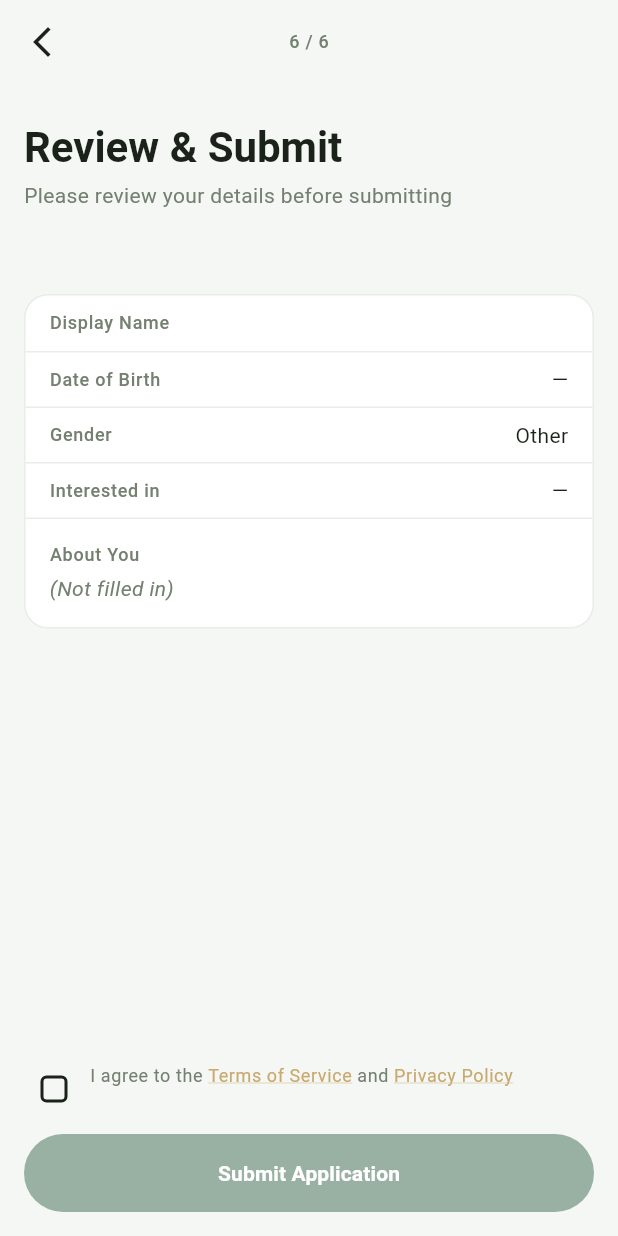
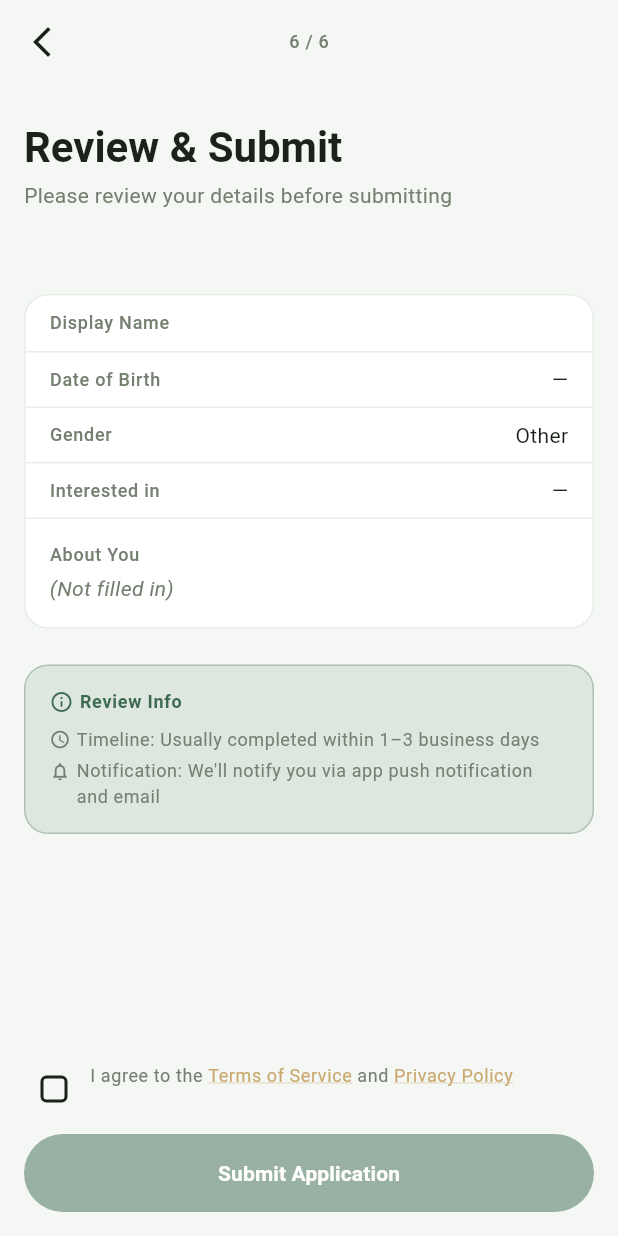
Before and after one commit to theprdating/luko-admin, a Flutter app: the ApplyConfirmPage screen opened by its route, on a phone screen of 412 x 824 dp. Run offline on Flutter 3.47's test engine with Material 3 defaults, Android fonts, the phone set to English and light mode, and no system bars; our stand-ins replace firebase_core, firebase_messaging, flutter_image_compress, flutter_riverpod, go_router, google_fonts and 6 more; missing offline and left inert: mixpanel_flutter, wechat_assets_picker; accounts and stored records are empty; network calls fail.

Commit message:
feat: apply flow UX — persistent photo picker, keyboard dismissal, review info card, notification prompt
- apply_photos_page: replace ephemeral AssetPicker with persistent delegate/provider so keepScrollOffset works across openings; explicit permission check resets delegate on denial
- apply_info_page: use FocusManager.instance.primaryFocus?.unfocus() for keyboard dismissal on date/selection taps
- apply_confirm_page: add _ReviewInfoCard (timeline + notification channel) before submit; request FCM permission post-submit
- l10n: add applyConfirmReview* keys; update review timeline copy from 48h → 1–3 business days; add email channel to all notification strings

Co-Authored-By: Claude Sonnet 4.6 <noreply@anthropic.com>

```diff
--- a/app/lib/features/auth/presentation/pages/apply/apply_confirm_page.dart
+++ b/app/lib/features/auth/presentation/pages/apply/apply_confirm_page.dart
@@ -1,5 +1,6 @@
 import 'dart:io';
 
+import 'package:firebase_messaging/firebase_messaging.dart';
 import 'package:flutter/gestures.dart';
 import 'package:flutter/material.dart';
 import 'package:flutter_riverpod/flutter_riverpod.dart';
@@ -91,6 +92,18 @@ class _ApplyConfirmPageState extends ConsumerState<ApplyConfirmPage> {
         onConflict: 'user_id',
       );
 
+      // 申請送出成功後，請求推播通知權限
+      // 此時機最佳：用戶剛完成重要行動，接受通知許可的意願最高
+      try {
+        await FirebaseMessaging.instance.requestPermission(
+          alert: true,
+          badge: true,
+          sound: true,
+        );
+      } catch (_) {
+        // 通知權限請求失敗不影響申請流程，靜默忽略
+      }
+
       // 清空暫存的申請資料
       ref.read(applyFormProvider.notifier).reset();
 
@@ -177,6 +190,10 @@ class _ApplyConfirmPageState extends ConsumerState<ApplyConfirmPage> {
 
                 // ── 基本資料卡片 ──────────────────────────────────────────
                 _InfoCard(form: form, colors: colors),
+                const SizedBox(height: AppSpacing.lg),
+
+                // ── 審核說明卡片 ──────────────────────────────────────────
+                _ReviewInfoCard(colors: colors, l10n: l10n),
                 const SizedBox(height: AppSpacing.xxxl),
               ],
             ),
@@ -522,6 +539,109 @@ class _TermsRowState extends State<_TermsRow> {
   }
 }
 
+// ── 審核說明卡片 ──────────────────────────────────────────────────────────────
+//
+// 顯示預計審核時間和通知管道，讓用戶送出前有明確預期
+
+class _ReviewInfoCard extends StatelessWidget {
+  const _ReviewInfoCard({required this.colors, required this.l10n});
+
+  final AppColors colors;
+  final AppLocalizations l10n;
+
+  @override
+  Widget build(BuildContext context) {
+    final textTheme = Theme.of(context).textTheme;
+
+    return Container(
+      padding: const EdgeInsets.all(AppSpacing.md),
+      decoration: BoxDecoration(
+        color: colors.forestGreenSubtle,
+        borderRadius: BorderRadius.circular(AppRadius.card),
+        border: Border.all(
+          color: colors.forestGreen.withValues(alpha: 0.3),
+        ),
+      ),
+      child: Column(
+        crossAxisAlignment: CrossAxisAlignment.start,
+        children: [
+          // ── 標題列 ─────────────────────────────────────────────
+          Row(
+            children: [
+              Icon(
+                Icons.info_outline_rounded,
+                size: 16,
+                color: colors.forestGreen,
+              ),
+              const SizedBox(width: AppSpacing.xs),
+              Text(
+                l10n.applyConfirmReviewInfoTitle,
+                style: textTheme.labelMedium?.copyWith(
+                  color: colors.forestGreen,
+                  fontWeight: FontWeight.w600,
+                ),
+              ),
+            ],
+          ),
+          const SizedBox(height: AppSpacing.sm),
+
+          // ── 審核時間 ──────────────────────────────────────────
+          _ReviewInfoRow(
+            icon: Icons.schedule_rounded,
+            text: l10n.applyConfirmReviewDays,
+            colors: colors,
+          ),
+          const SizedBox(height: AppSpacing.xs),
+
+          // ── 通知方式 ──────────────────────────────────────────
+          _ReviewInfoRow(
+            icon: Icons.notifications_outlined,
+            text: l10n.applyConfirmReviewNotify,
+            colors: colors,
+          ),
+        ],
+      ),
+    );
+  }
+}
+
+class _ReviewInfoRow extends StatelessWidget {
+  const _ReviewInfoRow({
+    required this.icon,
+    required this.text,
+    required this.colors,
+  });
+
+  final IconData icon;
+  final String text;
+  final AppColors colors;
+
+  @override
+  Widget build(BuildContext context) {
+    final textTheme = Theme.of(context).textTheme;
+
+    return Row(
+      crossAxisAlignment: CrossAxisAlignment.start,
+      children: [
+        Padding(
+          padding: const EdgeInsets.only(top: 2),
+          child: Icon(icon, size: 14, color: colors.secondaryText),
+        ),
+        const SizedBox(width: AppSpacing.xs),
+        Expanded(
+          child: Text(
+            text,
+            style: textTheme.bodySmall?.copyWith(
+              color: colors.secondaryText,
+              height: 1.4,
+            ),
+          ),
+        ),
+      ],
+    );
+  }
+}
+
 // ── 工具函式 ──────────────────────────────────────────────────────────────────
 
 int _calcAge(DateTime birth) {
--- a/app/lib/l10n/app_en.arb
+++ b/app/lib/l10n/app_en.arb
@@ -343,13 +343,22 @@
   "applySubmitButton": "Submit Application",
   "@applySubmitButton": { "description": "Submit application button" },
 
+  "applyConfirmReviewInfoTitle": "Review Info",
+  "@applyConfirmReviewInfoTitle": { "description": "Confirm page review info card title" },
+
+  "applyConfirmReviewDays": "Timeline: Usually completed within 1–3 business days",
+  "@applyConfirmReviewDays": { "description": "Confirm page review timeline description" },
+
+  "applyConfirmReviewNotify": "Notification: We'll notify you via app push notification and email",
+  "@applyConfirmReviewNotify": { "description": "Confirm page review notification description" },
+
   "applyTermsAgree": "I agree to the Terms of Service and Privacy Policy",
   "@applyTermsAgree": { "description": "Terms agreement text" },
 
   "reviewPendingTitle": "Application Submitted",
   "@reviewPendingTitle": { "description": "Review pending screen title" },
 
-  "reviewPendingBody": "Our team will review your profile within 48 hours. We'll notify you via push notification.",
+  "reviewPendingBody": "Our team will complete the review within 1–3 business days. You'll be notified via app push notification and email.",
   "@reviewPendingBody": { "description": "Review pending screen body text" },
 
   "reviewPendingStep1Label": "Submitted",
@@ -361,13 +370,13 @@
   "reviewPendingStep2Label": "Under Review",
   "@reviewPendingStep2Label": { "description": "Pending timeline step 2 label" },
 
-  "reviewPendingStep2Sub": "Usually completed within 24–48 hours",
+  "reviewPendingStep2Sub": "Usually completed within 1–3 business days",
   "@reviewPendingStep2Sub": { "description": "Pending timeline step 2 sublabel" },
 
   "reviewPendingStep3Label": "Notification",
   "@reviewPendingStep3Label": { "description": "Pending timeline step 3 label" },
 
-  "reviewPendingStep3Sub": "We'll notify you via push notification",
+  "reviewPendingStep3Sub": "Result sent via app push notification and email",
   "@reviewPendingStep3Sub": { "description": "Pending timeline step 3 sublabel" },
 
   "reviewRejectedTitle": "Not Quite Yet",
--- a/app/lib/l10n/app_localizations.dart
+++ b/app/lib/l10n/app_localizations.dart
@@ -740,6 +740,24 @@ abstract class AppLocalizations {
   /// **'Submit Application'**
   String get applySubmitButton;
 
+  /// Confirm page review info card title
+  ///
+  /// In en, this message translates to:
+  /// **'Review Info'**
+  String get applyConfirmReviewInfoTitle;
+
+  /// Confirm page review timeline description
+  ///
+  /// In en, this message translates to:
+  /// **'Timeline: Usually completed within 1–3 business days'**
+  String get applyConfirmReviewDays;
+
+  /// Confirm page review notification description
+  ///
+  /// In en, this message translates to:
+  /// **'Notification: We\'ll notify you via app push notification and email'**
+  String get applyConfirmReviewNotify;
+
   /// Terms agreement text
   ///
   /// In en, this message translates to:
@@ -755,7 +773,7 @@ abstract class AppLocalizations {
   /// Review pending screen body text
   ///
   /// In en, this message translates to:
-  /// **'Our team will review your profile within 48 hours. We\'ll notify you via push notification.'**
+  /// **'Our team will complete the review within 1–3 business days. You\'ll be notified via app push notification and email.'**
   String get reviewPendingBody;
 
   /// Pending timeline step 1 label
@@ -779,7 +797,7 @@ abstract class AppLocalizations {
   /// Pending timeline step 2 sublabel
   ///
   /// In en, this message translates to:
-  /// **'Usually completed within 24–48 hours'**
+  /// **'Usually completed within 1–3 business days'**
   String get reviewPendingStep2Sub;
 
   /// Pending timeline step 3 label
@@ -791,7 +809,7 @@ abstract class AppLocalizations {
   /// Pending timeline step 3 sublabel
   ///
   /// In en, this message translates to:
-  /// **'We\'ll notify you via push notification'**
+  /// **'Result sent via app push notification and email'**
   String get reviewPendingStep3Sub;
 
   /// Review rejected screen title (fallback)
--- a/app/lib/l10n/app_localizations_en.dart
+++ b/app/lib/l10n/app_localizations_en.dart
@@ -356,6 +356,17 @@ class AppLocalizationsEn extends AppLocalizations {
   String get applySubmitButton => 'Submit Application';
 
   @override
+  String get applyConfirmReviewInfoTitle => 'Review Info';
+
+  @override
+  String get applyConfirmReviewDays =>
+      'Timeline: Usually completed within 1–3 business days';
+
+  @override
+  String get applyConfirmReviewNotify =>
+      'Notification: We\'ll notify you via app push notification and email';
+
+  @override
   String get applyTermsAgree =>
       'I agree to the Terms of Service and Privacy Policy';
 
@@ -364,7 +375,7 @@ class AppLocalizationsEn extends AppLocalizations {
 
   @override
   String get reviewPendingBody =>
-      'Our team will review your profile within 48 hours. We\'ll notify you via push notification.';
+      'Our team will complete the review within 1–3 business days. You\'ll be notified via app push notification and email.';
 
   @override
   String get reviewPendingStep1Label => 'Submitted';
@@ -376,13 +387,15 @@ class AppLocalizationsEn extends AppLocalizations {
   String get reviewPendingStep2Label => 'Under Review';
 
   @override
-  String get reviewPendingStep2Sub => 'Usually completed within 24–48 hours';
+  String get reviewPendingStep2Sub =>
+      'Usually completed within 1–3 business days';
 
   @override
   String get reviewPendingStep3Label => 'Notification';
 
   @override
-  String get reviewPendingStep3Sub => 'We\'ll notify you via push notification';
+  String get reviewPendingStep3Sub =>
+      'Result sent via app push notification and email';
 
   @override
   String get reviewRejectedTitle => 'Not Quite Yet';
--- a/app/lib/l10n/app_zh.arb
+++ b/app/lib/l10n/app_zh.arb
@@ -343,13 +343,22 @@
   "applySubmitButton": "送出申請",
   "@applySubmitButton": { "description": "送出申請按鈕" },
 
+  "applyConfirmReviewInfoTitle": "審核說明",
+  "@applyConfirmReviewInfoTitle": { "description": "確認頁審核說明卡片標題" },
+
+  "applyConfirmReviewDays": "審核時間：通常在 1–3 個工作天內完成",
+  "@applyConfirmReviewDays": { "description": "確認頁審核時間說明" },
+
+  "applyConfirmReviewNotify": "通知方式：APP 推播通知及 Email 雙管道告知你審核結果",
+  "@applyConfirmReviewNotify": { "description": "確認頁審核通知說明" },
+
   "applyTermsAgree": "我同意 服務條款 及 隱私權政策",
   "@applyTermsAgree": { "description": "條款同意文字" },
 
   "reviewPendingTitle": "申請已送出",
   "@reviewPendingTitle": { "description": "審核中頁面標題" },
 
-  "reviewPendingBody": "我們的團隊將在 48 小時內審核您的資料，結果將以推播通知告知您。",
+  "reviewPendingBody": "我們的團隊將在 1–3 個工作天內完成審核，結果將透過 APP 推播通知及 Email 告知你。",
   "@reviewPendingBody": { "description": "審核中頁面說明" },
 
   "reviewPendingStep1Label": "申請已送出",
@@ -361,13 +370,13 @@
   "reviewPendingStep2Label": "審核中",
   "@reviewPendingStep2Label": { "description": "審核中時間軸第 2 步標題" },
 
-  "reviewPendingStep2Sub": "預計 24–48 小時內完成",
+  "reviewPendingStep2Sub": "通常在 1–3 個工作天內完成",
   "@reviewPendingStep2Sub": { "description": "審核中時間軸第 2 步說明" },
 
   "reviewPendingStep3Label": "通知發送",
   "@reviewPendingStep3Label": { "description": "審核中時間軸第 3 步標題" },
 
-  "reviewPendingStep3Sub": "結果將以推播通知告知你",
+  "reviewPendingStep3Sub": "結果將透過 APP 推播通知及 Email 通知你",
   "@reviewPendingStep3Sub": { "description": "審核中時間軸第 3 步說明" },
 
   "reviewRejectedTitle": "暫時未能通過",
```
Also changed, not shown: app/lib/features/auth/presentation/pages/apply/apply_info_page.dart (+11 -3 lines), app/lib/features/auth/presentation/pages/apply/apply_photos_page.dart (+65 -25 lines), app/lib/l10n/app_localizations_zh.dart (+13 -3 lines), .claude/settings.local.json.
